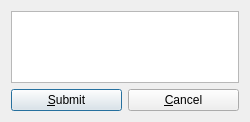
AminAbed/Project, file CommentWindow.ui: the form before one commit.
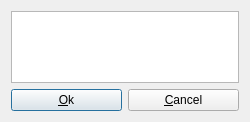
The form after the commit.

Commit message: Expanded the CommentWindow class. -if a datapoint already has comments, comment window shows that comment. -toggling of the ok button.

Diff of the .ui file:
```diff
--- a/CommentWindow.ui
+++ b/CommentWindow.ui
@@ -24,7 +24,7 @@
        <item>
         <widget class="QPushButton" name="submitButton">
          <property name="text">
-          <string>&amp;Submit</string>
+          <string>&amp;Ok</string>
          </property>
         </widget>
        </item>
```
Left out of the diff: 2 changed lines with no effect on the pictures. The commit also changes 2 other files.
